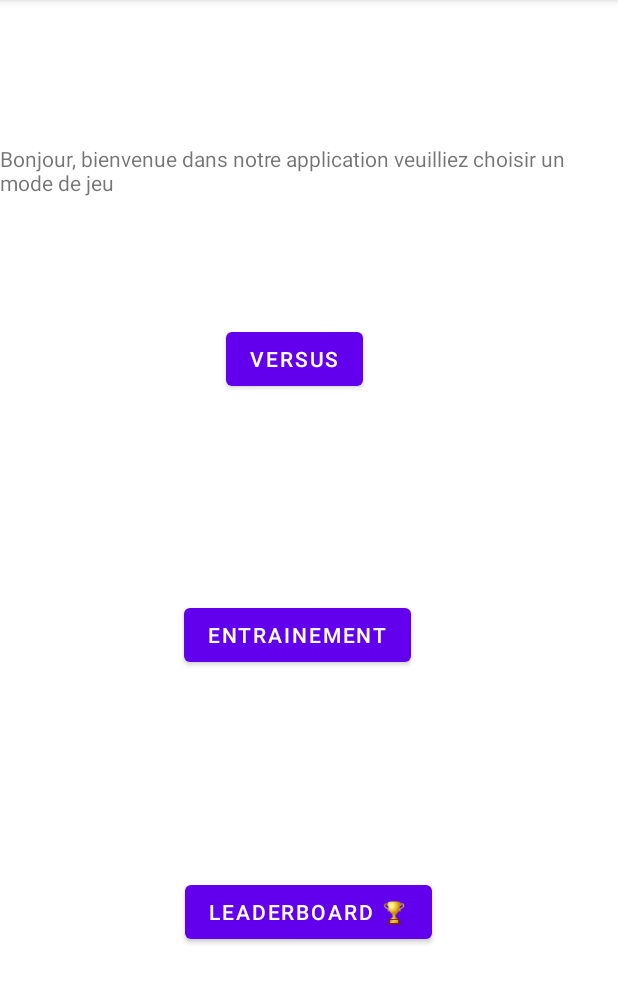
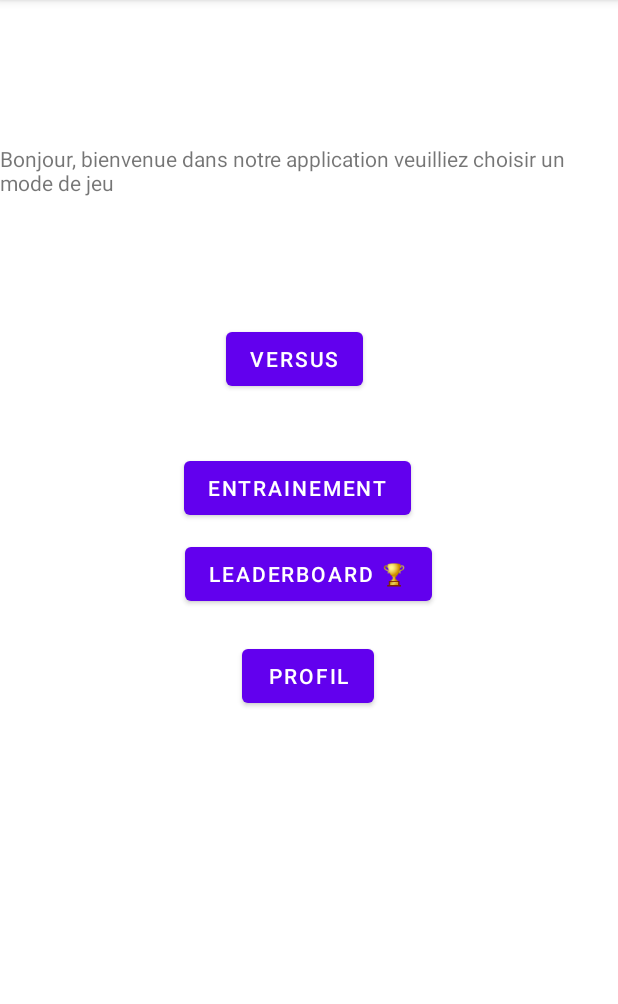
Before and after one commit to MariusLD/PROJETPROGM, an Android app built with Jetpack Compose: the screen it shows after launch (MainActivity), after a tap on "VERSUS", on a phone screen of 412 x 824 dp, the part 84-1088 px from its top. Run offline under Robolectric (Android 15) with nearby library versions, the phone set to English and light mode, and no system bars; 2 statements that could not run were skipped.

Commit message:
Since MAC address is no longer accessible with Android 11 added Profile login page

```diff
--- a/app/src/main/AndroidManifest.xml
+++ b/app/src/main/AndroidManifest.xml
@@ -16,6 +16,7 @@
     <uses-permission android:name="android.permission.READ_PHONE_STATE" />
     <uses-permission android:name="android.permission.WRITE_EXTERNAL_STORAGE" />
     <uses-permission android:name="android.permission.ACCESS_FINE_LOCATION" /> <!-- Google Play filtering -->
+    <uses-permission android:name="android.permission.ACCESS_COARSE_LOCATION" /> <!-- Google Play filtering -->
     <uses-permission android:name="android.permission.NEARBY_WIFI_DEVICES" />
     <uses-permission android:name="android.permission.BROADCAST_STICKY" />
 
@@ -28,6 +29,9 @@
         android:supportsRtl="true"
         android:theme="@style/Theme.WifiDirectDemo"
         tools:targetApi="31">
+        <activity
+            android:name=".Profile"
+            android:exported="false" />
         <activity
             android:name=".WinLoose"
             android:exported="false" />
--- a/app/src/main/java/com/example/progmprojet/MainActivity.kt
+++ b/app/src/main/java/com/example/progmprojet/MainActivity.kt
@@ -15,6 +15,12 @@ import kotlin.random.Random
 
 class MainActivity : AppCompatActivity() {
     var score : Int =0
+    companion object {
+        const val REQUEST_CODE_PROFILE = 123
+    }
+
+    var user : String = ""
+
     override fun onCreate(savedInstanceState: Bundle?) {
         super.onCreate(savedInstanceState)
         setContentView(R.layout.activity_main)
@@ -29,6 +35,7 @@ class MainActivity : AppCompatActivity() {
         val button: Button = findViewById(R.id.button)
         val leaderboard: Button = findViewById(R.id.leaderboard)
         val multi: Button = findViewById(R.id.button2)
+        val profile : Button = findViewById(R.id.profile)
 
         var getResult =
             registerForActivityResult(
@@ -44,7 +51,9 @@ class MainActivity : AppCompatActivity() {
 
         button.setOnClickListener{
             for(i in 0..2) {
-                getResult.launch(Intent(this,minijeux.get(i)))
+                val gameIntent = Intent(this, minijeux.get(i))
+                gameIntent.putExtra("user", user)
+                getResult.launch(Intent(gameIntent))
             }
             //getResult.launch(quizz)
         }
@@ -56,7 +65,26 @@ class MainActivity : AppCompatActivity() {
         }
 
         multi.setOnClickListener{
-            getResult.launch(Intent(this,WifiDirectActivity::class.java))
+            val gameIntent = Intent(this, WifiDirectActivity::class.java)
+            gameIntent.putExtra("user", user)
+            getResult.launch(Intent(gameIntent))
+        }
+
+        profile.setOnClickListener{
+            val profileIntent = Intent(this, Profile::class.java)
+            if (!user.isEmpty()) {
+                profileIntent.putExtra("user", user)
+            }
+            startActivityForResult(profileIntent, REQUEST_CODE_PROFILE)
+        }
+    }
+
+    override fun onActivityResult(requestCode: Int, resultCode: Int, data: Intent?) {
+        super.onActivityResult(requestCode, resultCode, data)
+        if (requestCode == REQUEST_CODE_PROFILE && resultCode == Activity.RESULT_OK && data != null) {
+            val name = data.getStringExtra("name")
+            user = name.toString()
+            Toast.makeText(this, "Bienvenue $name", Toast.LENGTH_SHORT).show()
         }
     }
 }
--- a/app/src/main/res/layout/activity_main.xml
+++ b/app/src/main/res/layout/activity_main.xml
@@ -40,6 +40,18 @@
         app:layout_constraintEnd_toEndOf="parent"
         app:layout_constraintHorizontal_bias="0.498"
         app:layout_constraintStart_toStartOf="parent"
+        app:layout_constraintTop_toBottomOf="@+id/button2"
+        app:layout_constraintVertical_bias="0.209" />
+
+    <Button
+        android:id="@+id/profile"
+        android:layout_width="wrap_content"
+        android:layout_height="wrap_content"
+        android:text="Profil"
+        app:layout_constraintBottom_toBottomOf="parent"
+        app:layout_constraintEnd_toEndOf="parent"
+        app:layout_constraintHorizontal_bias="0.498"
+        app:layout_constraintStart_toStartOf="parent"
         app:layout_constraintTop_toBottomOf="@+id/button"
         app:layout_constraintVertical_bias="0.209" />
 
```
Also changed, not shown: app/src/main/java/com/example/progmprojet/CutBle.kt (+17 -12 lines), app/src/main/java/com/example/progmprojet/PieGame.kt (+12 -13 lines), app/src/main/java/com/example/progmprojet/Profile.kt (added, +37 -0 lines), app/src/main/res/layout/activity_profile.xml (added, +32 -0 lines).
